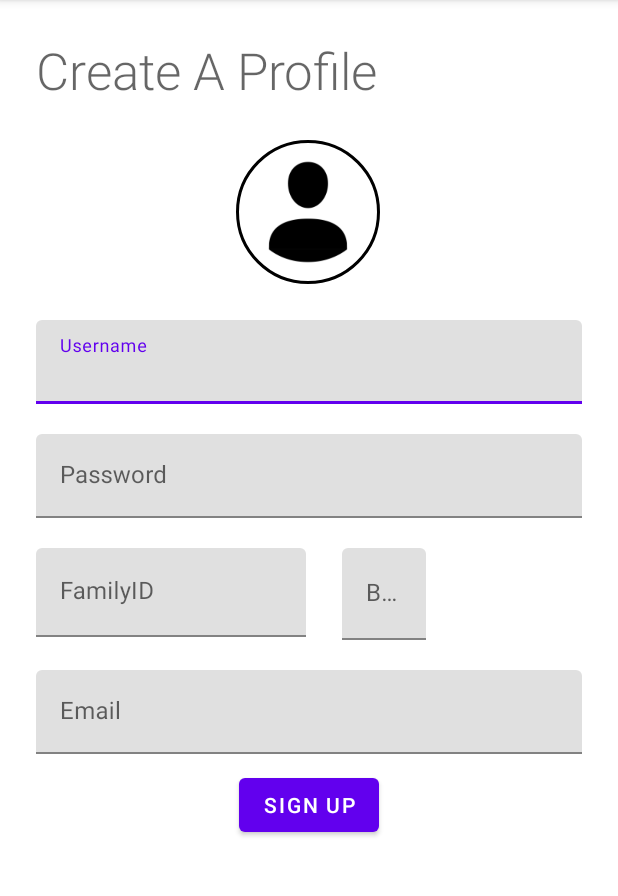
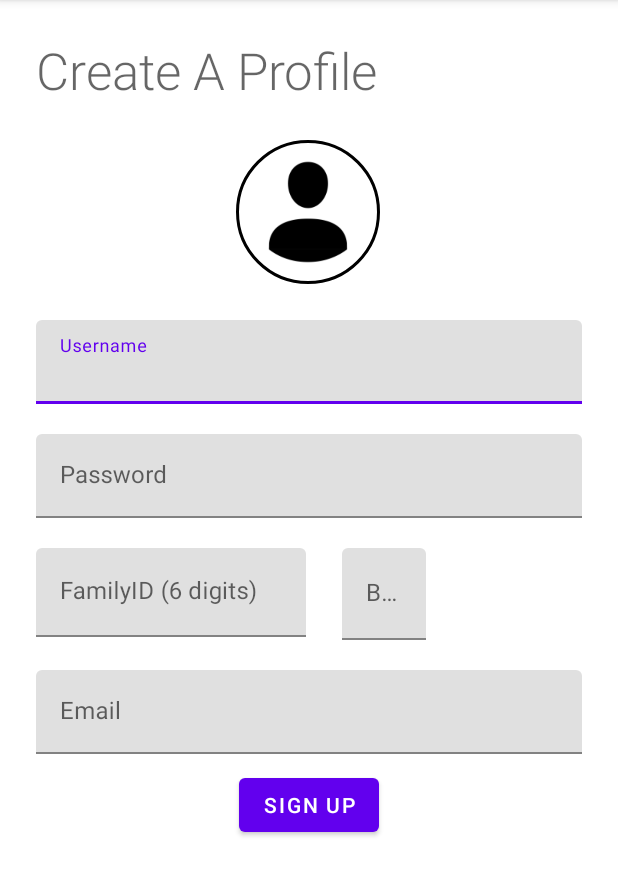
Before and after one commit to Cinnamon-Toast-Crunch/ScavengerHunt, an Android app: the SignupActivity screen opened directly, with no data from a screen before it, on a phone screen of 412 x 824 dp, the part 84-980 px from its top. Run offline under Robolectric (Android 15) with nearby library versions, the phone set to English and light mode, and no system bars; our stand-ins replace CircleImageView.

Commit message:
signup page

```diff
--- a/app/src/main/res/layout/activity_signup.xml
+++ b/app/src/main/res/layout/activity_signup.xml
@@ -73,7 +73,7 @@
         android:layout_height="59dp"
         android:layout_marginStart="24dp"
         android:layout_marginTop="20dp"
-        android:hint="FamilyID"
+        android:hint="FamilyID (6 digits)"
         app:layout_constraintStart_toStartOf="parent"
         app:layout_constraintTop_toBottomOf="@+id/passwordLayout">
 
```
Also changed, not shown: app/src/main/java/com/cinnamontoast/scavengerhunt/MainActivity.java (+1 -14 lines).
